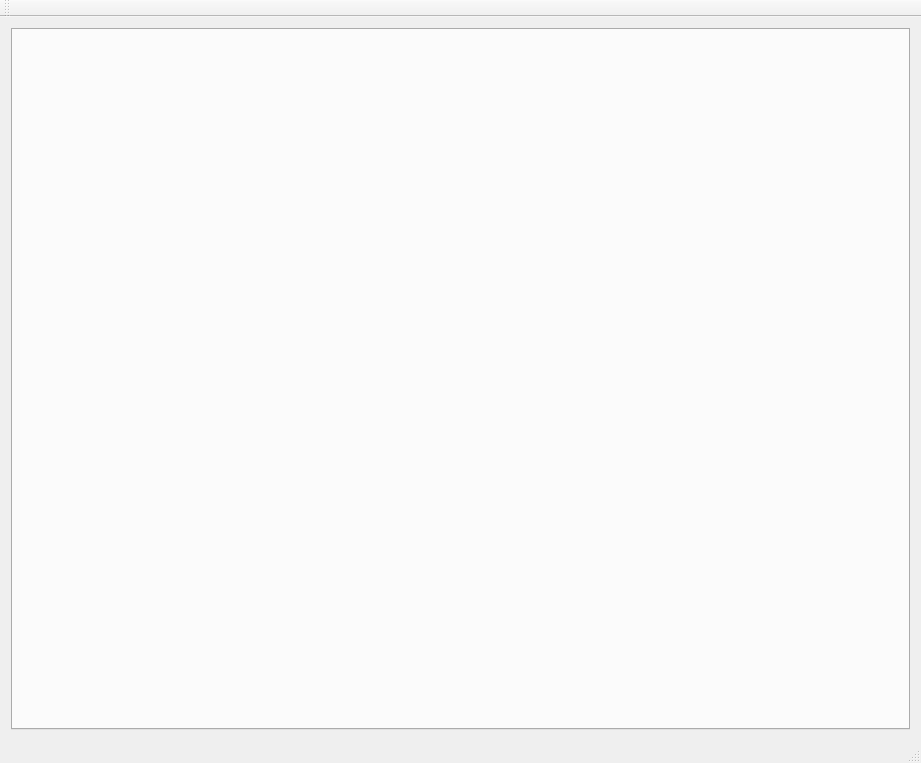
First picture: the form in OTP_Guide_Auto_Create/OTP_Guide_Auto_Create.ui, repository OliverZhangMin/OTP_Guide, before the edit.
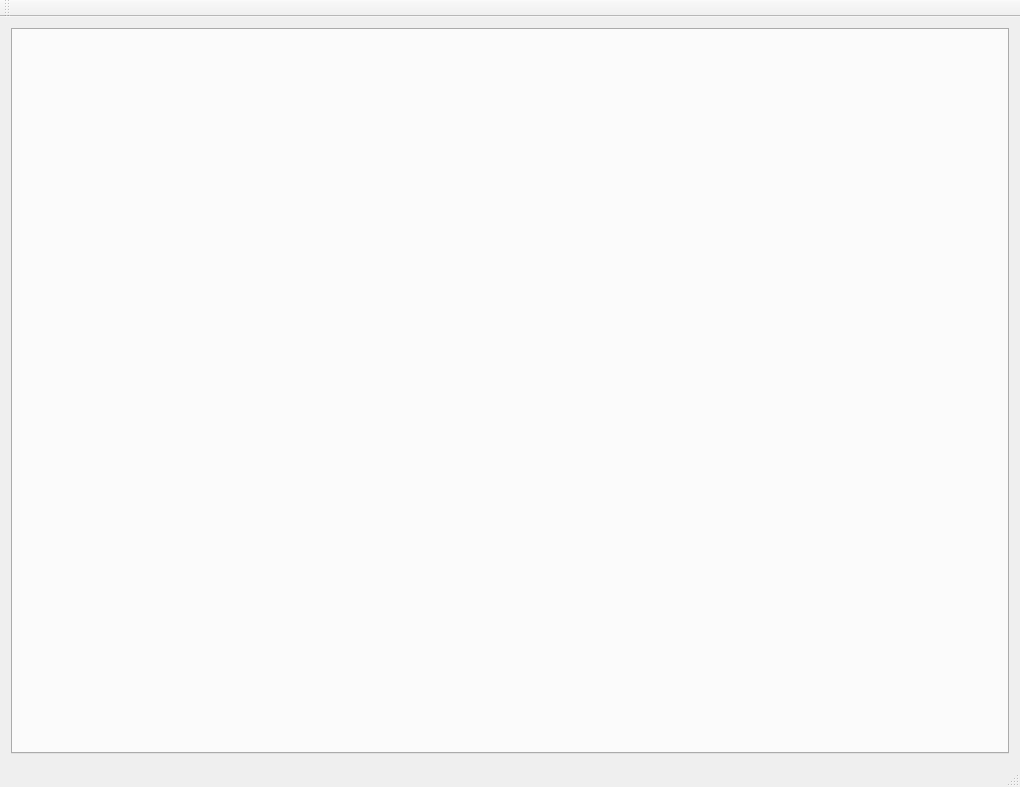
Second picture: the form after the edit.

Patch:
```diff
--- a/OTP_Guide_Auto_Create/OTP_Guide_Auto_Create.ui
+++ b/OTP_Guide_Auto_Create/OTP_Guide_Auto_Create.ui
@@ -6,8 +6,8 @@
    <rect>
     <x>0</x>
     <y>0</y>
-    <width>921</width>
-    <height>763</height>
+    <width>1020</width>
+    <height>787</height>
    </rect>
   </property>
   <property name="windowTitle">
```
Left out of the diff: 2 changed lines with no effect on the pictures.
